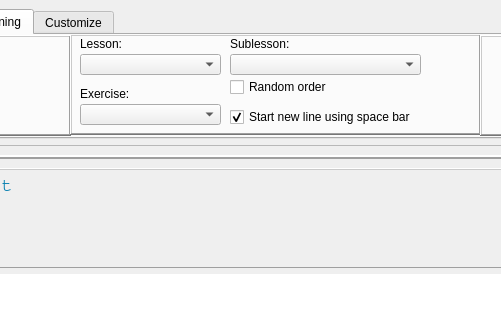
The window that ui/opentyper.ui (Open-Typer/Open-Typer) describes before a commit, drawn with Qt 5; both pictures show x 141 to 642 and y 0 to 320 of the 1538 by 625 pixel window.
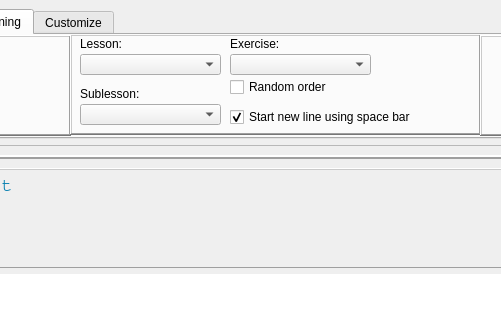
The same window after the commit. Icons and pictures are not drawn. Custom widgets are drawn as their Qt base class.

Commit message: ui: opentyper: Swap exercise selection and sublesson selection

```diff
--- a/ui/opentyper.ui
+++ b/ui/opentyper.ui
@@ -711,8 +711,8 @@
         <widget class="QLabel" name="levelSelectionLabel">
          <property name="geometry">
           <rect>
-           <x>10</x>
-           <y>50</y>
+           <x>160</x>
+           <y>0</y>
            <width>141</width>
            <height>20</height>
           </rect>
@@ -724,8 +724,8 @@
         <widget class="QComboBox" name="levelSelectionList">
          <property name="geometry">
           <rect>
-           <x>10</x>
-           <y>70</y>
+           <x>160</x>
+           <y>20</y>
            <width>141</width>
            <height>21</height>
           </rect>
@@ -737,9 +737,9 @@
         <widget class="QLabel" name="sublessonSelectionLabel">
          <property name="geometry">
           <rect>
-           <x>160</x>
-           <y>0</y>
-           <width>191</width>
+           <x>10</x>
+           <y>50</y>
+           <width>141</width>
            <height>20</height>
           </rect>
          </property>
@@ -750,9 +750,9 @@
         <widget class="QComboBox" name="sublessonSelectionList">
          <property name="geometry">
           <rect>
-           <x>160</x>
-           <y>20</y>
-           <width>191</width>
+           <x>10</x>
+           <y>70</y>
+           <width>141</width>
            <height>21</height>
           </rect>
          </property>
```
